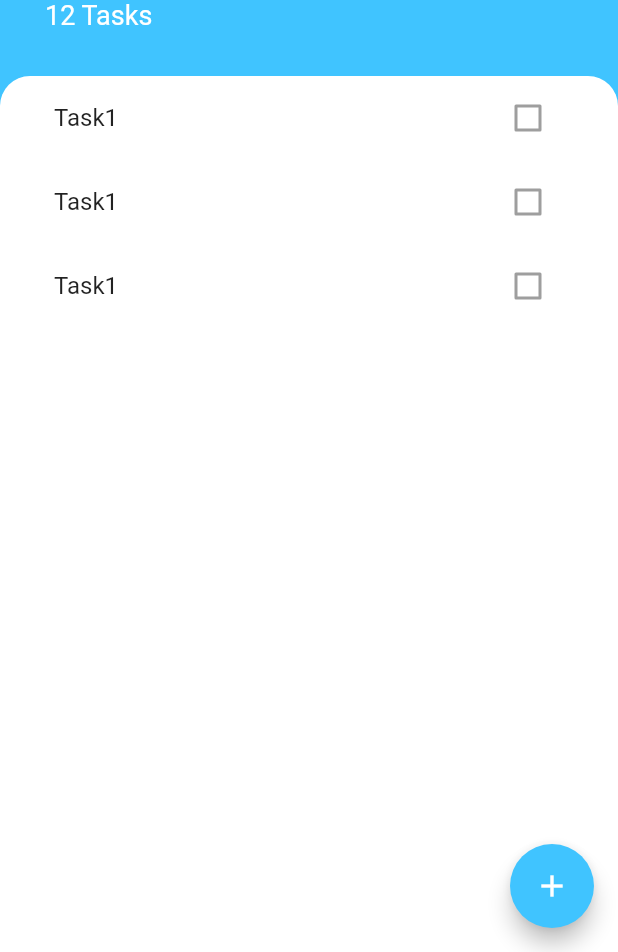
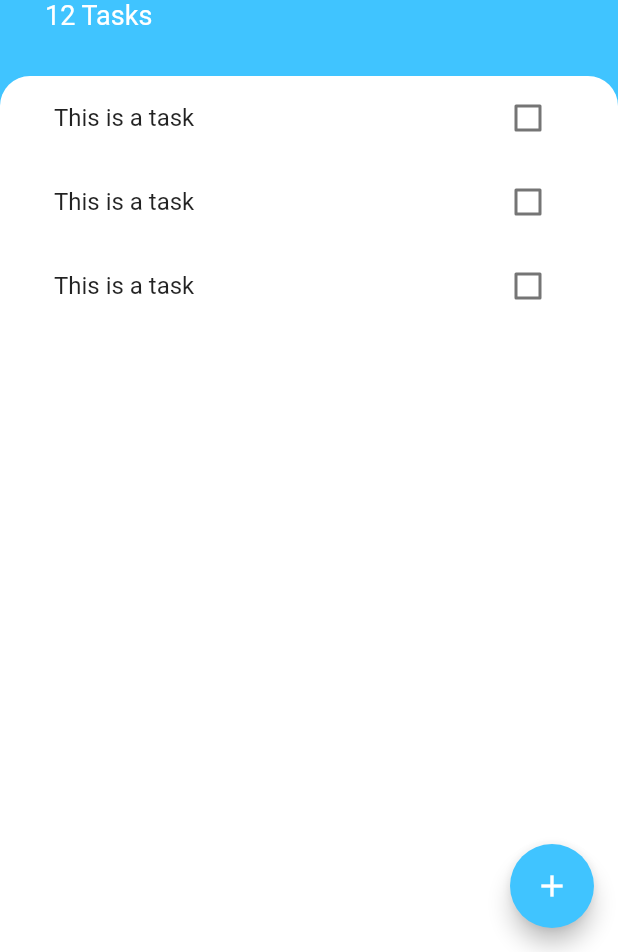
Before and after one commit to manvendrasingh09/Codes, a Flutter app: the screen it shows after launch, on a phone screen of 412 x 824 dp, the part 284-1236 px from its top. Run offline on Flutter 3.47's test engine with Material 2 defaults, Android fonts, the phone set to English and light mode, and no system bars; our stand-ins replace animated_text_kit, audioplayers, cloud_firestore, firebase_auth, firebase_core, flutter_spinkit and 4 more; accounts and stored records are empty.

Commit message:
using Android Studio

```diff
--- a/AppDev/todoey/lib/widgets/tasks_list.dart
+++ b/AppDev/todoey/lib/widgets/tasks_list.dart
@@ -8,9 +8,9 @@ class TasksList extends StatelessWidget {
   Widget build(BuildContext context) {
     return ListView(
       children: const [
-        TasksTile(),
-        TasksTile(),
-        TasksTile(),
+        TaskTile(),
+        TaskTile(),
+        TaskTile(),
       ],
     );
   }
--- a/AppDev/todoey/lib/widgets/tasks_tile.dart
+++ b/AppDev/todoey/lib/widgets/tasks_tile.dart
@@ -1,16 +1,53 @@
 import 'package:flutter/material.dart';
 
-class TasksTile extends StatelessWidget {
-  const TasksTile({super.key});
+class TaskTile extends StatefulWidget {
+  const TaskTile({super.key});
+
+  @override
+  State<TaskTile> createState() => _TaskTileState();
+}
+
+class _TaskTileState extends State<TaskTile> {
+  bool isChecked = false;
 
   @override
   Widget build(BuildContext context) {
-    return const ListTile(
-      title: Text('Task1 '),
-      trailing: Checkbox(
-        value: false,
-        onChanged: null,
+    return ListTile(
+      title: Text(
+        'This is a task',
+        style: TextStyle(
+          decoration: isChecked ? TextDecoration.lineThrough : null,
+        ),
+      ),
+      trailing: TaskCheckbox(
+        checkboxState: isChecked,
+        toggleCheckboxState: (bool? checkboxState) {
+          setState(
+            () {
+              isChecked = checkboxState ?? true;
+            },
+          );
+        },
       ),
     );
   }
 }
+
+class TaskCheckbox extends StatelessWidget {
+  final bool checkboxState;
+  final void Function(bool?) toggleCheckboxState;
+
+  const TaskCheckbox(
+      {super.key,
+      required this.checkboxState,
+      required this.toggleCheckboxState});
+
+  @override
+  Widget build(BuildContext context) {
+    return Checkbox(
+      activeColor: Colors.lightBlueAccent,
+      value: checkboxState,
+      onChanged: toggleCheckboxState,
+    );
+  }
+}
```
